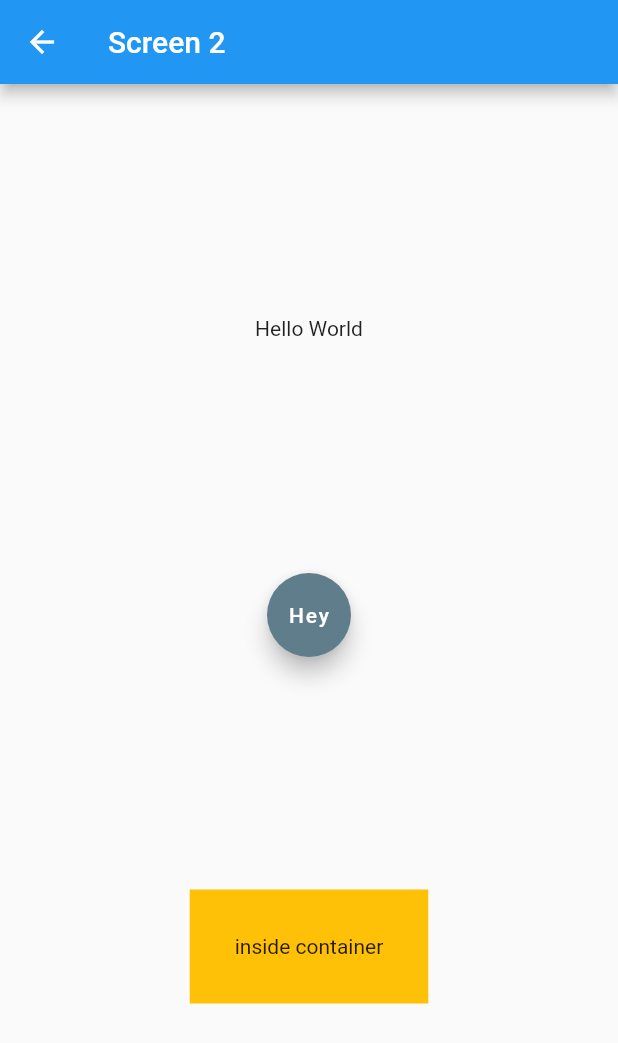
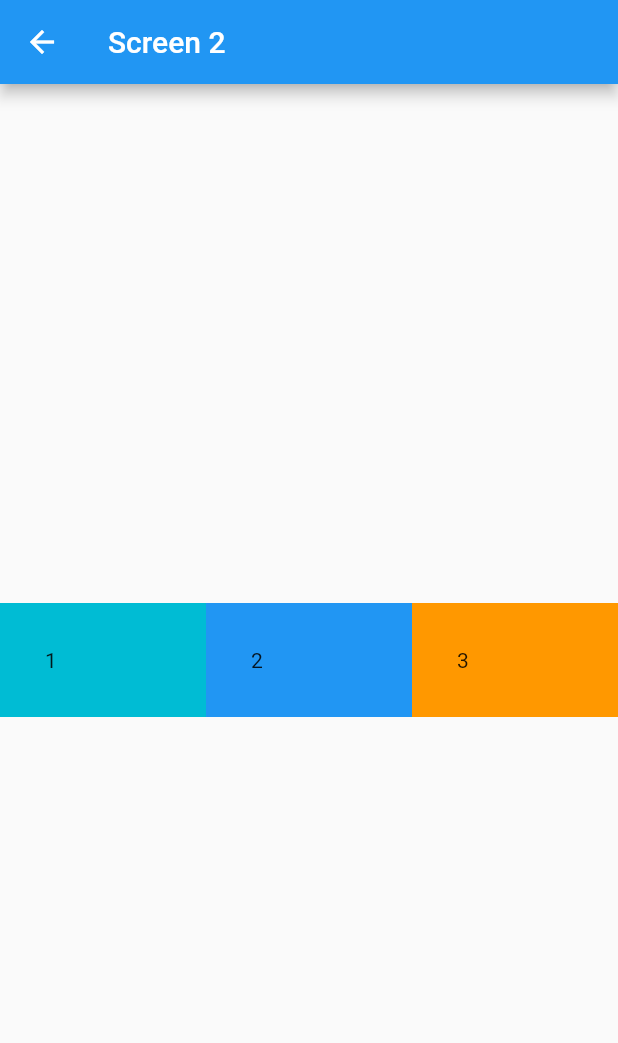
Before and after one commit to Mohamed-Ahmed-Esmat/Flutter-Test, a Flutter app: the Screen2 screen opened directly, on a phone screen of 412 x 824 dp. Shown: the top 1043 px of the screen. Run offline on Flutter 3.47's test engine with Material 2 defaults, Android fonts, the phone set to English and light mode, and no system bars; our stand-ins replace get.

Commit message:
Added the Expanded widget

```diff
--- a/test_flutter/lib/screen2.dart
+++ b/test_flutter/lib/screen2.dart
@@ -10,20 +10,30 @@ class Screen2 extends StatelessWidget {
         title: Text("Screen 2"),
       ),
       body: Center(
-        child: Column(
-          mainAxisAlignment: MainAxisAlignment.spaceEvenly,
+        child: Row(
+          // mainAxisAlignment: MainAxisAlignment.spaceEvenly,
           crossAxisAlignment: CrossAxisAlignment.center,
           children: <Widget>[
-            Text("Hello World"),
-            FloatingActionButton(
-              onPressed: () {},
-              backgroundColor: Colors.blueGrey,
-              child: Text("Hey"),
+            Expanded(
+              child: Container(
+                padding: EdgeInsets.all(30.0),
+                color: Colors.cyan,
+                child: Text("1"),
+              ),
             ),
-            Container(
-              color: Colors.amber,
-              padding: EdgeInsets.all(30.0),
-              child: Text("inside container"),
+            Expanded(
+              child: Container(
+                padding: EdgeInsets.all(30.0),
+                color: Colors.blue,
+                child: Text("2"),
+              ),
+            ),
+            Expanded(
+              child: Container(
+                padding: EdgeInsets.all(30.0),
+                color: Colors.orange,
+                child: Text("3"),
+              ),
             )
           ],
         ),
```
